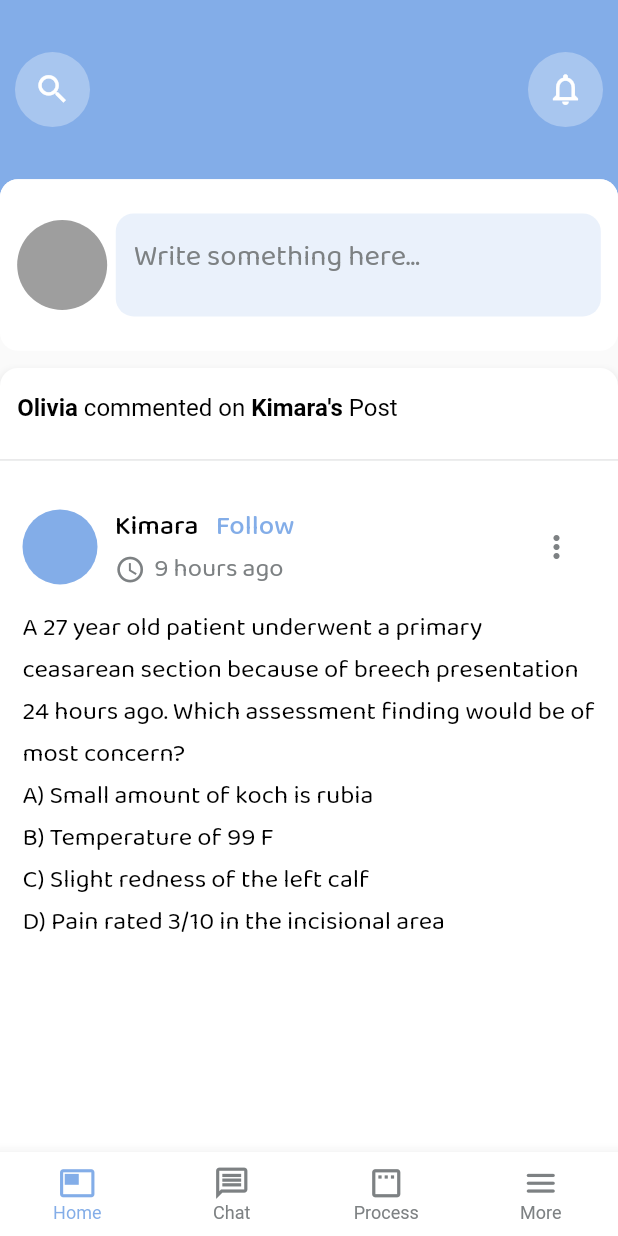
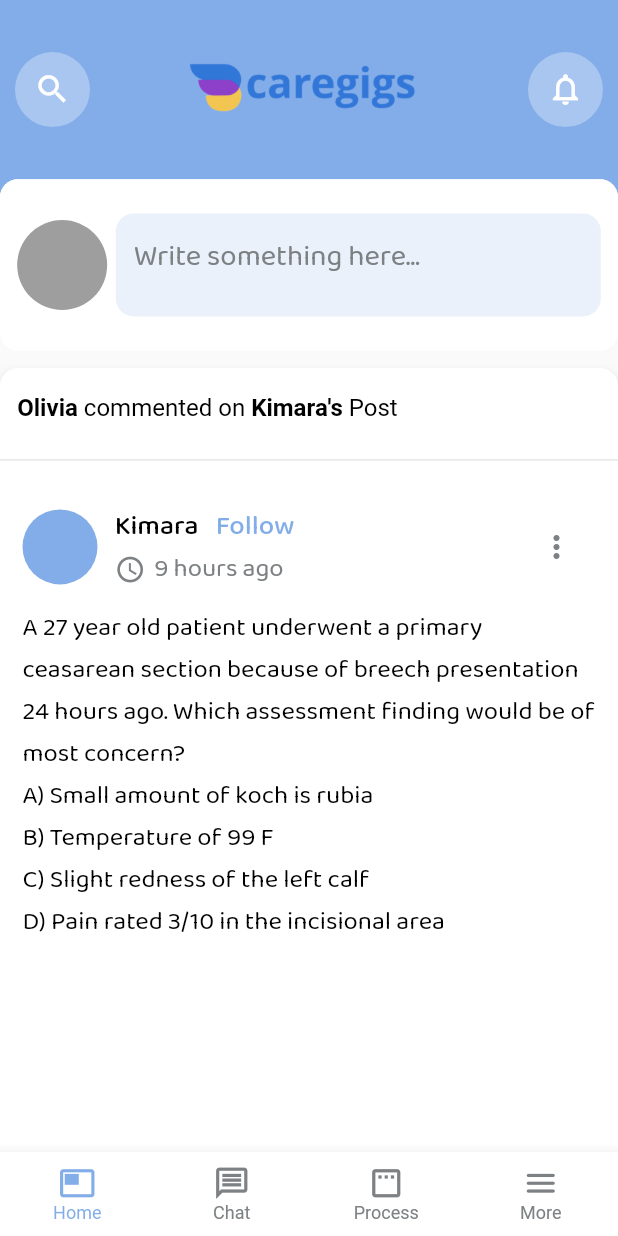
Before and after one commit to ampsarfraz/caregigsworkabroad, a Flutter app: the screen it shows after launch, on a phone screen of 412 x 824 dp. Run offline on Flutter 3.47's test engine with Material 2 defaults, Android fonts, the phone set to English and light mode, and no system bars; drawn by our look-alikes of dropdown_button2; our stand-ins replace dio, flutter_screenutil, flutter_secure_storage, get, google_fonts, otp_text_field.

```diff
--- a/lib/screens/HomePage/HomeView/HomeWidgets/top_container.dart
+++ b/lib/screens/HomePage/HomeView/HomeWidgets/top_container.dart
@@ -20,6 +20,14 @@ class TopContainer extends GetWidget<HomeScreenController> {
                 children: [
                   topContainerIconButton(
                       onPress: () {}, buttonIcon: Icons.search),
+                  Flexible(
+                    flex: 1,
+                    fit: FlexFit.loose,
+                    child: Image.asset(
+                      'assets/caregigs_logo_1024 1.png',
+                      scale: 10,
+                    ),
+                  ),
                   topContainerIconButton(
                       onPress: () {},
                       buttonIcon: Icons.notifications_none_outlined),
```
